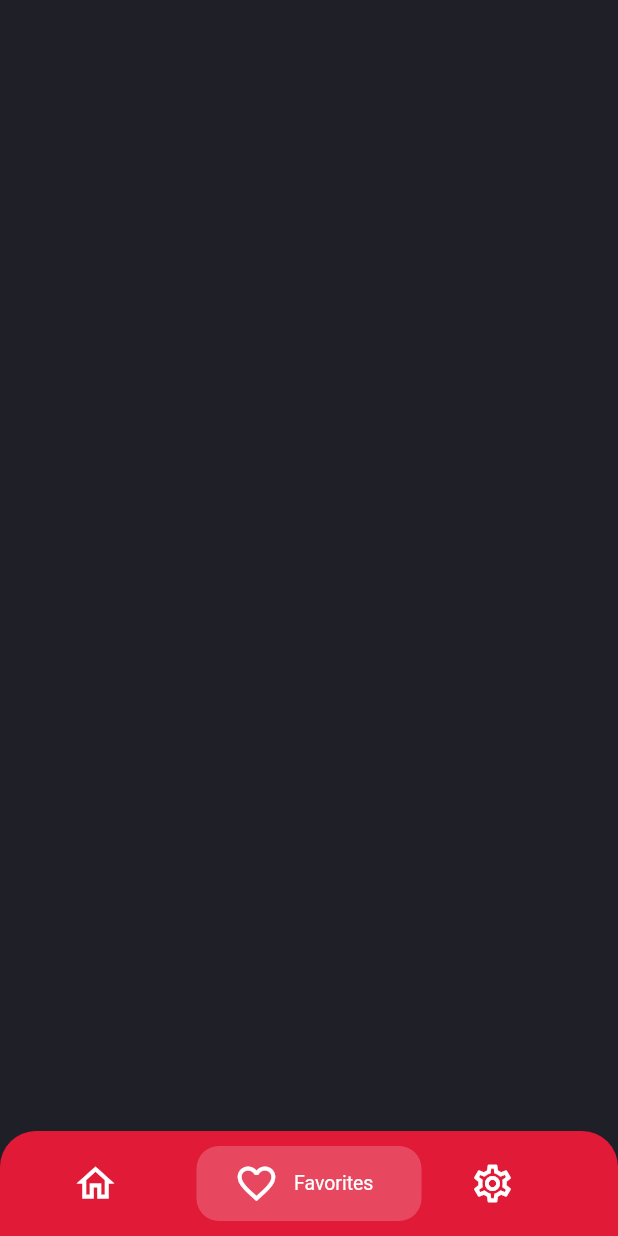
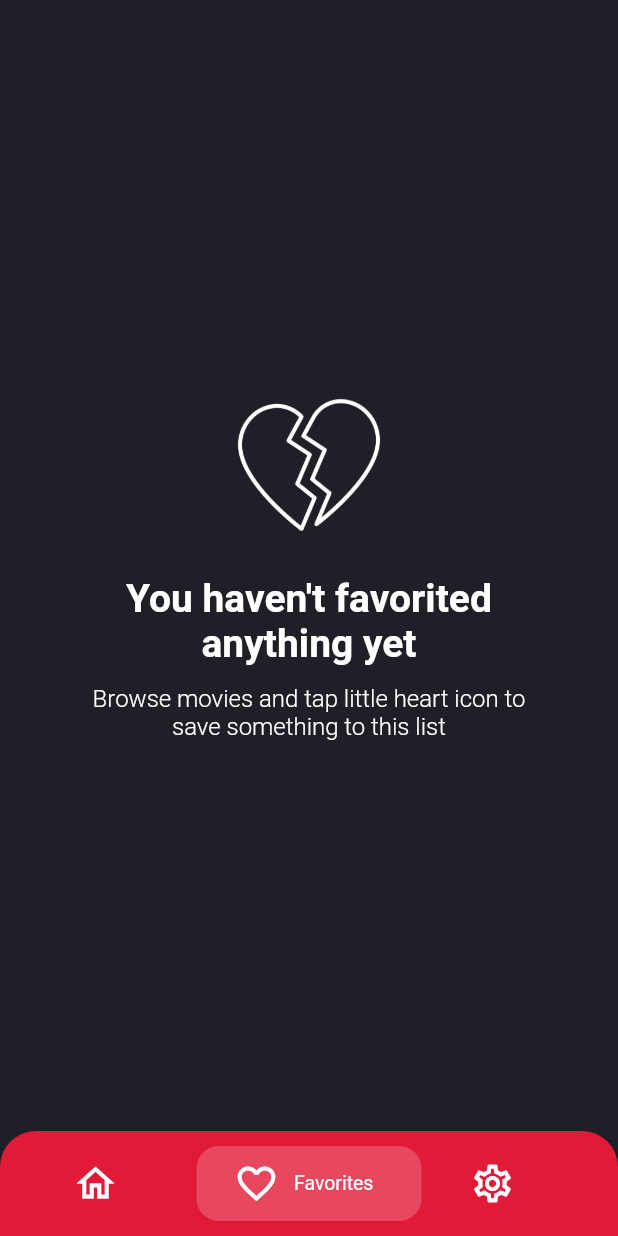
Before and after one commit to kume1a/movies, a Flutter app: the screen it shows after launch, item 2 of the bottom bar chosen, on a phone screen of 412 x 824 dp. Run offline on Flutter 3.47's test engine with Material 2 defaults, Android fonts, the phone set to English and light mode, and no system bars; our stand-ins replace bloc, dartz, flutter_bloc, freezed_annotation, get_it, hive and 4 more; accounts and stored records are empty; generated files the repository leaves out were written again; network calls fail.

Commit message:
added empty favorites page

```diff
--- a/lib/src/presentation/screens/favorites/favorites_page.dart
+++ b/lib/src/presentation/screens/favorites/favorites_page.dart
@@ -2,7 +2,11 @@ import 'package:flutter/material.dart';
 import 'package:flutter_bloc/flutter_bloc.dart';
 import 'package:movo/src/application/favorites/favorites_bloc.dart';
 import 'package:movo/src/di/injection.dart';
+import 'package:movo/src/domain/movie/movie_data_model.dart';
+import 'package:movo/src/presentation/core/extensions.dart';
+import 'package:movo/src/presentation/screens/favorites/widgets/empty_message.dart';
 import 'package:movo/src/presentation/screens/favorites/widgets/movie_list.dart';
+import 'package:movo/src/presentation/values/constants.dart';
 
 class FavoritesPage extends StatelessWidget {
   @override
@@ -22,7 +26,21 @@ class FavoritesPageContent extends StatefulWidget {
 class _FavoritesPageContentState extends State<FavoritesPageContent> {
   @override
   Widget build(BuildContext context) {
-    return MovieList();
+    return BlocBuilder<FavoritesBloc, FavoritesState>(
+      buildWhen: (FavoritesState prev, FavoritesState curr) =>
+          !prev.moviesOption.equals(curr.moviesOption),
+      builder: (BuildContext context, FavoritesState state) {
+        return state.moviesOption.fold(
+          () => Center(child: const CircularProgressIndicator()),
+          (List<MovieData> a) {
+            return AnimatedSwitcher(
+              duration: mediumAnimDuration,
+              child: a.isNotEmpty ? MovieList(a) : EmptyFavoriteListMessage(),
+            );
+          },
+        );
+      },
+    );
   }
 
   @override
--- /dev/null
+++ b/lib/src/presentation/screens/favorites/widgets/empty_message.dart
@@ -0,0 +1,36 @@
+import 'package:flutter/material.dart';
+import 'package:movo/src/presentation/values/text_styles.dart';
+
+class EmptyFavoriteListMessage extends StatelessWidget {
+  @override
+  Widget build(BuildContext context) {
+    return Center(
+      child: Padding(
+        padding: const EdgeInsets.symmetric(horizontal: 48),
+        child: Column(
+          mainAxisSize: MainAxisSize.min,
+          children: <Widget>[
+            Image.asset(
+              'assets/broken_heart.png',
+              width: 100,
+              height: 100,
+              color: Colors.white,
+            ),
+            const SizedBox(height: 24),
+            const Text(
+              'You haven\'t favorited anything yet',
+              style: prSB26,
+              textAlign: TextAlign.center,
+            ),
+            const SizedBox(height: 12),
+            const Text(
+              'Browse movies and tap little heart icon to save something to this list',
+              style: prL16,
+              textAlign: TextAlign.center,
+            ),
+          ],
+        ),
+      ),
+    );
+  }
+}
--- a/lib/src/presentation/screens/favorites/widgets/movie_list.dart
+++ b/lib/src/presentation/screens/favorites/widgets/movie_list.dart
@@ -1,28 +1,16 @@
 import 'package:flutter/material.dart';
-import 'package:flutter_bloc/flutter_bloc.dart';
-import 'package:movo/src/application/favorites/favorites_bloc.dart';
 import 'package:movo/src/domain/movie/movie_data_model.dart';
 import 'package:movo/src/presentation/core/widgets/movie_item.dart';
 import 'package:movo/src/presentation/routes/route_args.dart';
 import 'package:movo/src/presentation/routes/routes.dart';
-import 'package:movo/src/presentation/core/extensions.dart';
 
 class MovieList extends StatelessWidget {
+  final List<MovieData> movies;
+
+  const MovieList(this.movies);
+
   @override
   Widget build(BuildContext context) {
-    return BlocBuilder<FavoritesBloc, FavoritesState>(
-      buildWhen: (FavoritesState prev, FavoritesState curr) =>
-          !prev.moviesOption.equals(curr.moviesOption),
-      builder: (BuildContext context, FavoritesState state) {
-        return state.moviesOption.fold(
-          () => Center(child: const CircularProgressIndicator()),
-          _buildList,
-        );
-      },
-    );
-  }
-
-  Widget _buildList(List<MovieData> movies) {
     return ListView.builder(
       itemCount: movies.length,
       itemBuilder: (BuildContext context, int index) => _itemBuilder(context, movies[index]),
--- a/lib/src/presentation/values/text_styles.dart
+++ b/lib/src/presentation/values/text_styles.dart
@@ -6,6 +6,11 @@ const TextStyle prB32 = TextStyle(
   fontSize: 32,
   color: colorTextPrimary,
   fontWeight: FontWeight.bold,
+);
+const TextStyle prSB26 = TextStyle(
+  fontSize: 26,
+  color: colorTextPrimary,
+  fontWeight: FontWeight.w600,
 );
 const TextStyle prB24 = TextStyle(
   fontSize: 24,
@@ -31,15 +36,20 @@ const TextStyle prL18 = TextStyle(
   color: colorTextPrimary,
   fontWeight: FontWeight.w300,
 );
+const TextStyle prSB18 = TextStyle(
+  fontSize: 18,
+  color: colorTextPrimary,
+  fontWeight: FontWeight.w600,
+);
+const TextStyle prL16 = TextStyle(
+  fontSize: 16,
+  color: colorTextPrimary,
+  fontWeight: FontWeight.w300,
+);
 const TextStyle scL16 = TextStyle(
   fontSize: 16,
   color: colorTextSecondary,
   fontWeight: FontWeight.w300,
-);
-const TextStyle prSB18 = TextStyle(
-  fontSize: 18,
-  color: colorTextPrimary,
-  fontWeight: FontWeight.w600,
 );
 const TextStyle scSB18 = TextStyle(
   fontSize: 18,
```
Also changed, not shown: assets/broken_heart.png (added).
